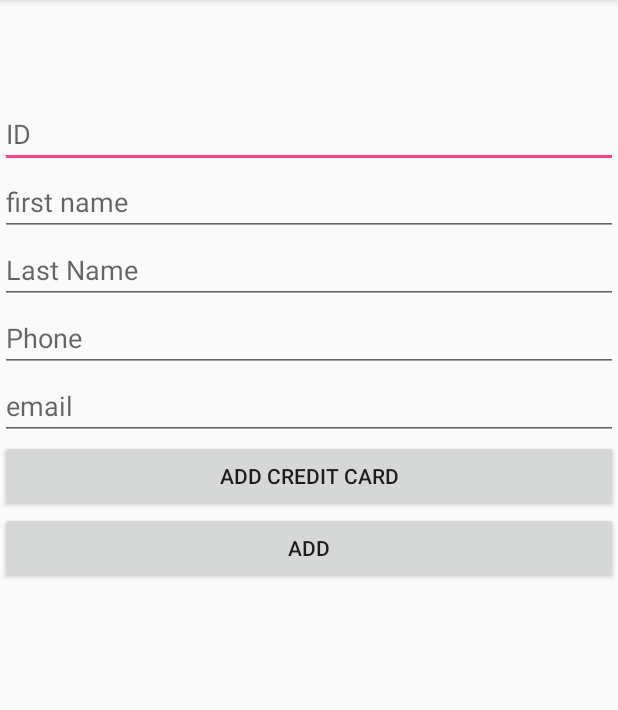
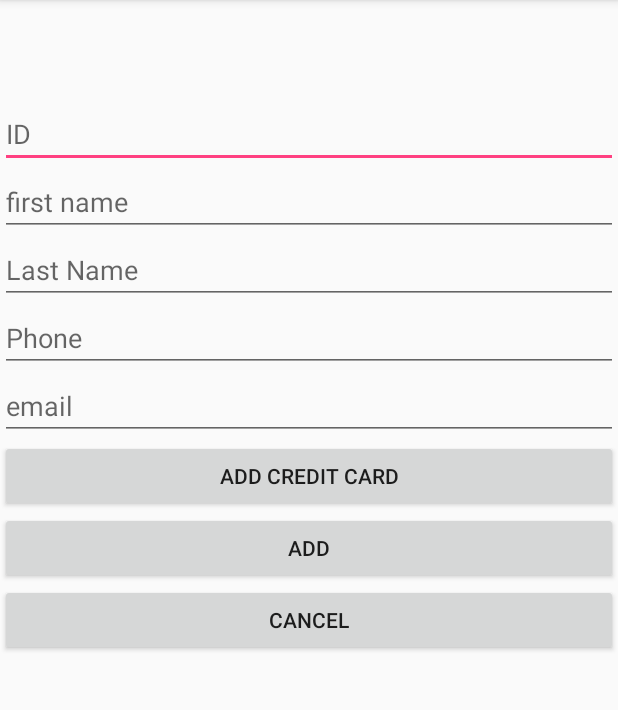
Before and after one commit to Chizkiyahu/TakeAndGo, an Android app: the CustomerActivity screen opened directly, with no data from a screen before it, on a phone screen of 412 x 824 dp, the part 84-794 px from its top. Run offline under Robolectric (Android 15) with nearby library versions, the phone set to English and light mode, and no system bars.

Commit message:
Added Cancel button to Customer View. Added snackBar to customer view.

```diff
--- a/app/src/main/res/layout/activity_customer.xml
+++ b/app/src/main/res/layout/activity_customer.xml
@@ -109,6 +109,13 @@
             android:onClick="onClickAddCustomer"
             android:text="@string/add" />
 
+        <Button
+            android:id="@+id/customer_cancel_button"
+            android:layout_width="match_parent"
+            android:layout_height="wrap_content"
+            android:onClick="onClickCancel"
+            android:text="@android:string/cancel" />
+
 
     </LinearLayout>
 
```
Also changed, not shown: app/src/main/java/com/example/chizkiyahuandchaskyh/takeandgo/controller/CustomerActivity.java (+22 -7 lines).
